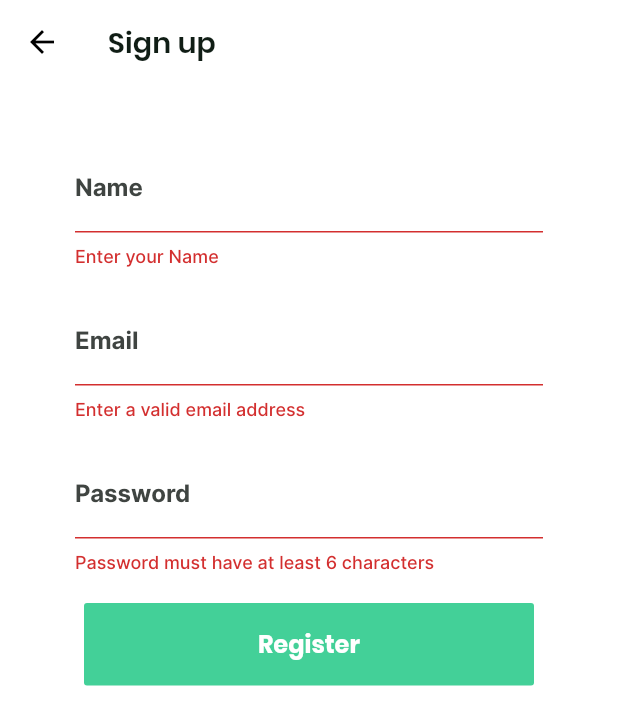
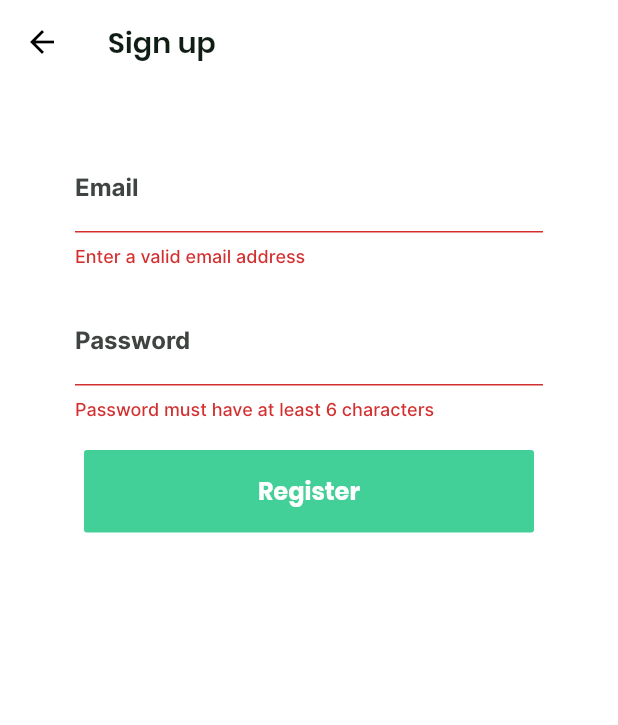
Before and after one commit to kcsuffolk/idntfy-app, a Flutter app: the Register screen opened by its route, after a tap on "Register", on a phone screen of 412 x 824 dp. Shown: the top 725 px of the screen. Run offline on Flutter 3.47's test engine with Material 2 defaults, Android fonts, the phone set to English and light mode, and no system bars; our stand-ins replace cloud_firestore, firebase_auth, flutter_spinkit; missing offline and left inert: qr_code_scanner; accounts and stored records are empty.

Commit message:
Revert "Created Name Field in Registration"
This reverts commit 96c7151894be612d413f089a0029fd497064ce17.

```diff
--- a/lib/screens/authentication/register.dart
+++ b/lib/screens/authentication/register.dart
@@ -14,7 +14,6 @@ class _RegisterState extends State<Register> {
   bool loading = false;
 
   // text field state
-  String name = '';
   String email = '';
   String password = '';
   String error = '';
@@ -35,16 +34,6 @@ class _RegisterState extends State<Register> {
                 key: _formKey,
                 child: Column(
                   children: <Widget>[
-                    SizedBox(height: 20.0),
-                    TextFormField(
-                      decoration:
-                          textInputDecoration.copyWith(labelText: 'Name'),
-                      validator: (val) =>
-                          val.isEmpty ? 'Enter your Name' : null,
-                      onChanged: (val) {
-                        setState(() => name = val);
-                      },
-                    ),
                     SizedBox(height: 20.0),
                     TextFormField(
                       decoration:
@@ -84,9 +73,8 @@ class _RegisterState extends State<Register> {
                         onPressed: () async {
                           if (_formKey.currentState.validate()) {
                             setState(() => loading = true);
-                            dynamic result =
-                                await _auth.registerWithEmailAndPassword(
-                                    email, password, name);
+                            dynamic result = await _auth
+                                .registerWithEmailAndPassword(email, password);
                             if (result == null) {
                               setState(() {
                                 loading = false;
--- a/lib/services/auth.dart
+++ b/lib/services/auth.dart
@@ -29,8 +29,7 @@ class AuthService {
   }
 
   // register with email and password
-  Future registerWithEmailAndPassword(
-      String email, String password, String name) async {
+  Future registerWithEmailAndPassword(String email, String password) async {
     try {
       AuthResult result = await _auth.createUserWithEmailAndPassword(
           email: email, password: password);
@@ -38,7 +37,7 @@ class AuthService {
 
       // create a new document for the user with the uid
       await DatabaseService(uid: user.uid).updateUserData(
-          name, 'email', 'address', 'phoneNumber', 'creditCard');
+          'name', 'email', 'address', 'phoneNumber', 'creditCard');
       await DatabaseService(uid: user.uid)
           .updateUserProviderData('company', 'datapoints', 'domain');
       return _userFromFirebase(user);
```
